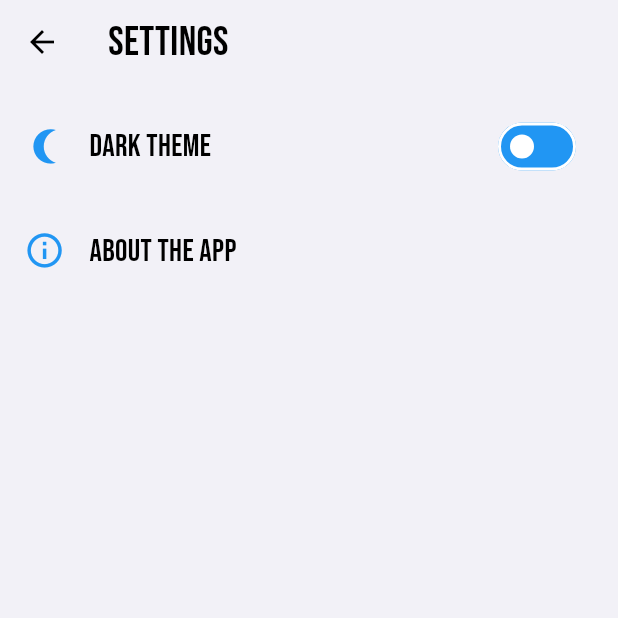
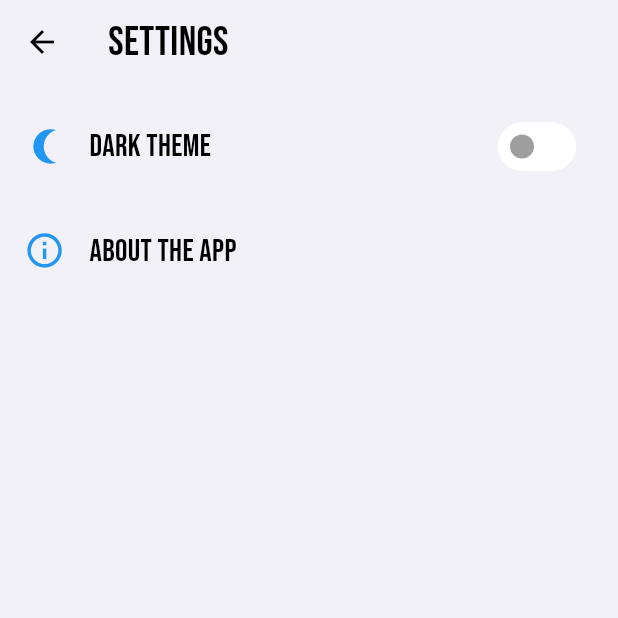
Before and after one commit to AHMADARBASH/Gameaway, a Flutter app: the SettingsScreen screen opened directly, on a phone screen of 412 x 824 dp, the top half of it. Run offline on Flutter 3.47's test engine with Material 3 defaults, Android fonts, the phone set to English and light mode, and no system bars; our stand-ins replace animate_do, bloc, cached_network_image, flutter_bloc, flutter_spinkit, fluttericon and 6 more; missing offline and left inert: colorful_safe_area; accounts and stored records are empty; network calls fail.

Commit message:
check responsivity + fix dark theme switch color

```diff
--- a/lib/layout/screens/bottom_bar/settings.dart
+++ b/lib/layout/screens/bottom_bar/settings.dart
@@ -63,7 +63,7 @@ class _SettingsScreenState extends State<SettingsScreen> {
                   }
                 },
                 activeColor: Theme.of(context).colorScheme.primary,
-                inactiveTrackColor: Theme.of(context).colorScheme.primary,
+                inactiveThumbColor: Colors.grey,
                 value: _isDarkTheme ||
                         LocalData.getData(key: 'theme') == 'darkTheme'
                     ? true
--- a/lib/layout/screens/shared/image_preview_screen.dart
+++ b/lib/layout/screens/shared/image_preview_screen.dart
@@ -42,7 +42,7 @@ class _ImagePreviewScreenState extends State<ImagePreviewScreen> {
           child: SizedBox(
             width: context.width,
             height:
-                context.isTablet ? context.height * 0.7 : context.height * 0.30,
+                context.isTablet ? context.height * 0.8 : context.height * 0.30,
             child: CachedNetworkImage(
               imageUrl: widget.giveaway == null
                   ? widget.freetoPlay!.thumbnail
--- a/lib/layout/widgets/news.dart
+++ b/lib/layout/widgets/news.dart
@@ -59,7 +59,7 @@ class _NewsWidgetState extends State<NewsWidget> {
           ),
           Container(
             height: 12.h,
-            width: widget.width,
+            width: widget.width * 0.95,
             decoration: BoxDecoration(borderRadius: BorderRadius.circular(10)),
             child: Column(
               crossAxisAlignment: CrossAxisAlignment.start,
--- a/lib/main.dart
+++ b/lib/main.dart
@@ -23,7 +23,6 @@ void main() async {
   WidgetsFlutterBinding.ensureInitialized();
   SystemChrome.setEnabledSystemUIMode(SystemUiMode.manual,
       overlays: [SystemUiOverlay.bottom, SystemUiOverlay.top]);
-  // SystemChrome.setPreferredOrientations([DeviceOrientation.portraitUp]);
   await DatabaseHelper.createDatabase();
   await LocalData.init();
   await Future.delayed(const Duration(seconds: 1));
--- a/pubspec.yaml
+++ b/pubspec.yaml
@@ -17,7 +17,7 @@ publish_to: 'none' # Remove this line if you wish to publish to pub.dev
 # https://developer.apple.com/library/archive/documentation/General/Reference/InfoPlistKeyReference/Articles/CoreFoundationKeys.html
 # In Windows, build-name is used as the major, minor, and patch parts
 # of the product and file versions while build-number is used as the build suffix.
-version: 2.6.0+8
+version: 2.7.0+9
 
 environment:
   sdk: '>=2.18.2 <3.0.0'
```
